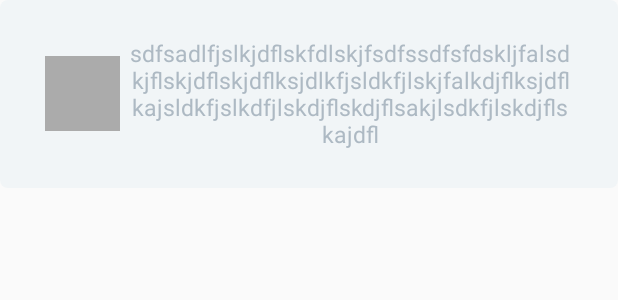
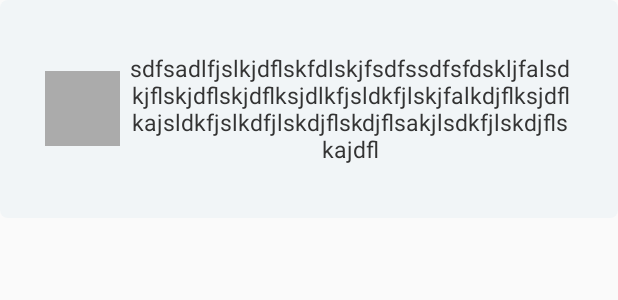
Before and after one commit to hilfritz/Sg-Psi, an Android app: the layout dialog_simple.xml on its own in the app's theme, with its tools: preview values and no code run, on a phone screen of 412 x 824 dp. Shown: the top 300 px of the screen. Run offline under Robolectric (Android 15) with nearby library versions, the phone set to English and light mode, and no system bars; plain views replace SimpleDraweeView.

Commit message:
Removed icon shown showing dialog Changed dialog description text padding and text color

```diff
--- a/app/src/main/res/layout/dialog_simple.xml
+++ b/app/src/main/res/layout/dialog_simple.xml
@@ -31,7 +31,7 @@
             android:layout_height="wrap_content"
             android:text=""
             android:textAlignment="center"
-            android:textColor="@color/dialog_text"
+            android:textColor="@color/text_color"
             android:textSize="@dimen/dialog_text_size"
             tools:visibility="visible"
             tools:text="sdfsadlfjslkjdflskfdlskjfsdfssdfsfdskljfalsdkjflskjdflskjdflksjdlkfjsldkfjlskjfalkdjflksjdflkajsldkfjslkdfjlskdjflskdjflsakjlsdkfjlskdjflskajdfl"
@@ -41,6 +41,8 @@
             android:layout_centerVertical="true"
             android:layout_marginLeft="@dimen/margin_b"
             android:layout_marginRight="@dimen/margin_h"
+            android:layout_marginTop="@dimen/margin_d"
+            android:layout_marginBottom="@dimen/margin_d"
             />
 
 
```
Also changed, not shown: app/src/main/java/com/hilfritz/mvp/ui/psi/PsiMapActivityFragment.java (+5 -19 lines).
